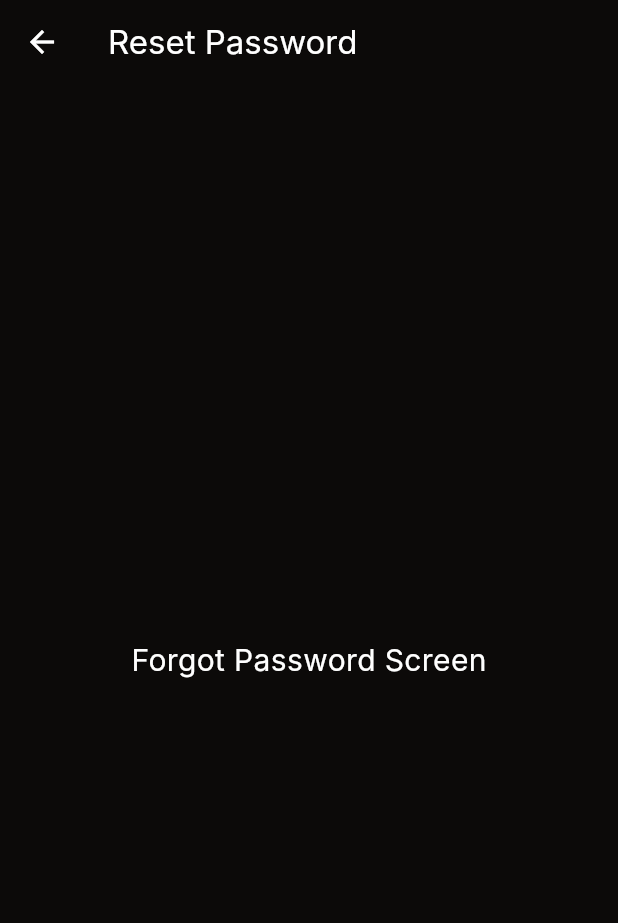
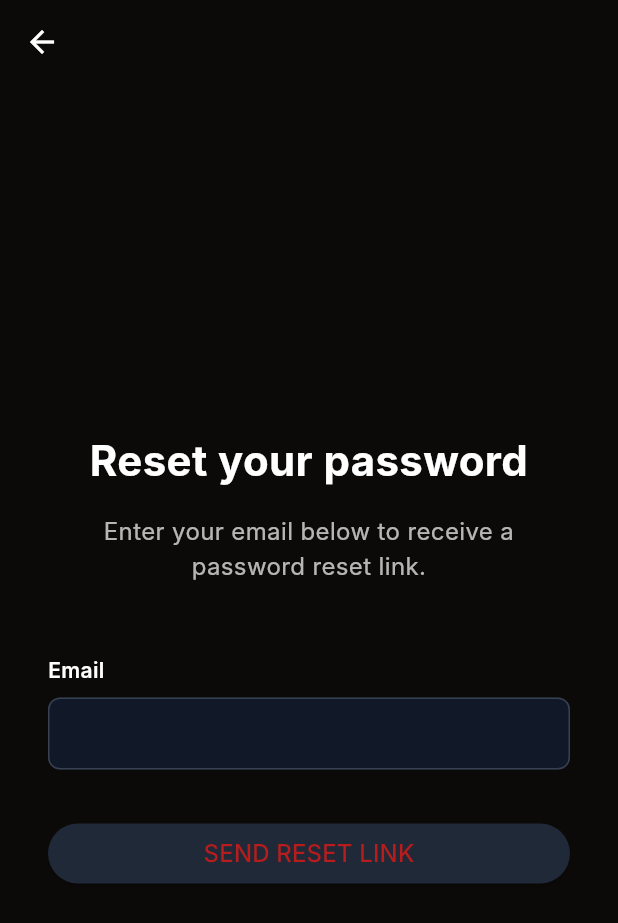
Before and after one commit to slvr123/ligtas-ph, a Flutter app: the ForgotPasswordPage screen opened directly, on a phone screen of 412 x 824 dp. Shown: the top 923 px of the screen. Run offline on Flutter 3.47's test engine with Material 3 defaults, Android fonts, the phone set to English and light mode, and no system bars; our stand-ins replace cloud_firestore, firebase_auth, firebase_core, geocoding, geolocator, timeago; accounts and stored records are empty; Roboto replaces fonts that are missing (Inter).

Commit message:
Update forgot_password_page.dart

```diff
--- a/lib/screens/forgot_password_page.dart
+++ b/lib/screens/forgot_password_page.dart
@@ -1,23 +1,133 @@
+import 'package:firebase_auth/firebase_auth.dart';
 import 'package:flutter/material.dart';
+import 'auth_textfield.dart';
 
-
-class ForgotPasswordPage extends StatelessWidget {
+class ForgotPasswordPage extends StatefulWidget {
   const ForgotPasswordPage({super.key});
 
+  @override
+  State<ForgotPasswordPage> createState() => _ForgotPasswordPageState();
+}
+
+class _ForgotPasswordPageState extends State<ForgotPasswordPage> {
+  final _emailController = TextEditingController();
+  bool _isSending = false;
+
+  @override
+  void dispose() {
+    _emailController.dispose();
+    super.dispose();
+  }
+
+  Future<void> _handlePasswordReset() async {
+    if (_isSending) return;
+
+    setState(() {
+      _isSending = true;
+    });
+
+    try {
+      await FirebaseAuth.instance.sendPasswordResetEmail(
+        email: _emailController.text.trim(),
+      );
+
+      if (mounted) {
+        ScaffoldMessenger.of(context).showSnackBar(
+          const SnackBar(
+            content: Text('Password reset link sent! Please check your email.'),
+            backgroundColor: Colors.green,
+          ),
+        );
+        Navigator.of(context).pop();
+      }
+    } on FirebaseAuthException catch (e) {
+      String message = 'An error occurred. Please try again.';
+      if (e.code == 'user-not-found') {
+        message = 'No user found for that email.';
+      } else if (e.code == 'invalid-email') {
+        message = 'The email address is not valid.';
+      }
+
+      if (mounted) {
+        ScaffoldMessenger.of(context).showSnackBar(
+          SnackBar(content: Text(message), backgroundColor: Colors.redAccent),
+        );
+      }
+    } finally {
+      if (mounted) {
+        setState(() {
+          _isSending = false;
+        });
+      }
+    }
+  }
 
   @override
   Widget build(BuildContext context) {
     return Scaffold(
       appBar: AppBar(
-        title: const Text('Reset Password'),
-        // Make app bar blend with the background
+        title: const Text(''),
         backgroundColor: Colors.transparent,
-        elevation: 0, // No shadow
+        elevation: 0,
+        leading: IconButton(
+          icon: const Icon(Icons.arrow_back),
+          onPressed: () => Navigator.of(context).pop(),
+        ),
       ),
-      body: const Center(
-        child: Text(
-          'Forgot Password Screen',
-          style: TextStyle(color: Colors.white, fontSize: 20),
+      body: SafeArea(
+        // The Center widget will now handle the vertical alignment.
+        child: Center(
+          // SingleChildScrollView prevents overflow on smaller screens.
+          child: SingleChildScrollView(
+            padding: const EdgeInsets.symmetric(horizontal: 32.0),
+            child: Column(
+              mainAxisAlignment: MainAxisAlignment.center,
+              crossAxisAlignment: CrossAxisAlignment.stretch,
+              children: <Widget>[
+                // All widgets are now in a single, centered block.
+                const Text(
+                  'Reset your password',
+                  textAlign: TextAlign.center,
+                  style: TextStyle(
+                    fontSize: 28,
+                    fontWeight: FontWeight.bold,
+                    color: Colors.white,
+                  ),
+                ),
+                const SizedBox(height: 16.0),
+                const Text(
+                  'Enter your email below to receive a password reset link.',
+                  textAlign: TextAlign.center,
+                  style: TextStyle(fontSize: 16, color: Colors.white70),
+                ),
+                const SizedBox(
+                    height: 48.0), // Increased spacing for a cleaner look
+                AuthTextField(
+                  label: 'Email',
+                  controller: _emailController,
+                  hasError: false,
+                ),
+                const SizedBox(height: 32.0),
+                ElevatedButton(
+                  onPressed: _isSending ? null : _handlePasswordReset,
+                  child: _isSending
+                      ? const SizedBox(
+                          height: 20,
+                          width: 20,
+                          child: CircularProgressIndicator(
+                            strokeWidth: 2,
+                            valueColor:
+                                AlwaysStoppedAnimation<Color>(Colors.white),
+                          ),
+                        )
+                      : const Text(
+                          'SEND RESET LINK',
+                          style: TextStyle(fontSize: 16),
+                        ),
+                ),
+              ],
+            ),
+          ),
         ),
       ),
     );
```
